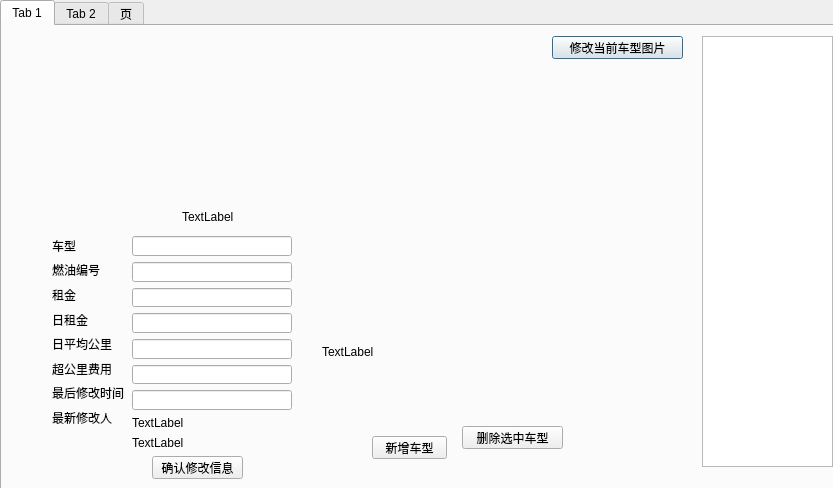
Before: the Qt Designer form admin.ui in TommyLee96/car-rent, drawn with Qt 5.
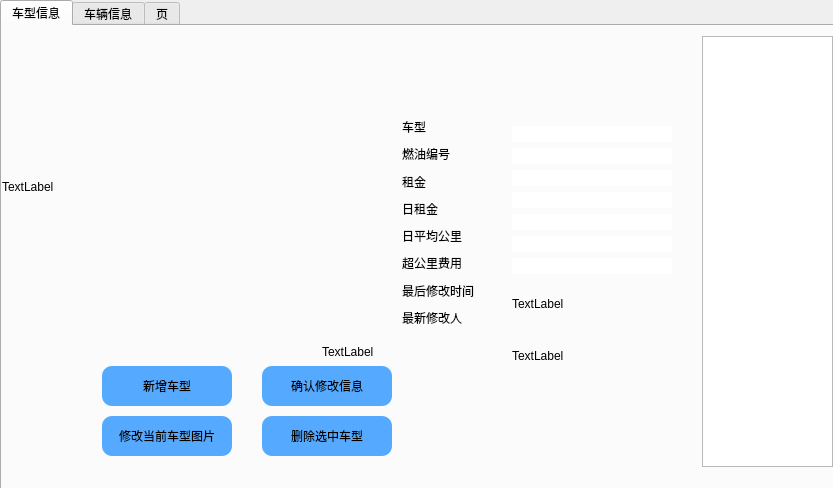
After: the same form once the commit is applied. The open tabs and pages were chosen to show the change.

Patch:
```diff
--- a/admin.ui
+++ b/admin.ui
@@ -27,7 +27,7 @@
    </property>
    <widget class="QWidget" name="tab">
     <attribute name="title">
-     <string>Tab 1</string>
+     <string>车型信息</string>
     </attribute>
     <widget class="QTableView" name="tableView_2">
      <property name="geometry">
@@ -55,15 +55,18 @@
     <widget class="QWidget" name="verticalLayoutWidget">
      <property name="geometry">
       <rect>
-       <x>50</x>
-       <y>210</y>
-       <width>74</width>
-       <height>191</height>
+       <x>400</x>
+       <y>90</y>
+       <width>101</width>
+       <height>212</height>
       </rect>
      </property>
      <layout class="QVBoxLayout" name="verticalLayout">
       <item>
        <widget class="QLabel" name="label_5">
+        <property name="styleSheet">
+         <string notr="true">font: 12pt &quot;微软雅黑&quot;;</string>
+        </property>
         <property name="text">
          <string>车型</string>
         </property>
@@ -71,6 +74,9 @@
       </item>
       <item>
        <widget class="QLabel" name="label_6">
+        <property name="styleSheet">
+         <string notr="true">font: 12pt &quot;微软雅黑&quot;;</string>
+        </property>
         <property name="text">
          <string>燃油编号</string>
         </property>
@@ -78,6 +84,9 @@
       </item>
       <item>
        <widget class="QLabel" name="label_7">
+        <property name="styleSheet">
+         <string notr="true">font: 12pt &quot;微软雅黑&quot;;</string>
+        </property>
         <property name="text">
          <string>租金</string>
         </property>
@@ -85,6 +94,9 @@
       </item>
       <item>
        <widget class="QLabel" name="label_9">
+        <property name="styleSheet">
+         <string notr="true">font: 12pt &quot;微软雅黑&quot;;</string>
+        </property>
         <property name="text">
          <string>日租金</string>
         </property>
@@ -92,6 +104,9 @@
       </item>
       <item>
        <widget class="QLabel" name="label_10">
+        <property name="styleSheet">
+         <string notr="true">font: 12pt &quot;微软雅黑&quot;;</string>
+        </property>
         <property name="text">
          <string>日平均公里</string>
         </property>
@@ -99,6 +114,9 @@
       </item>
       <item>
        <widget class="QLabel" name="label_8">
+        <property name="styleSheet">
+         <string notr="true">font: 12pt &quot;微软雅黑&quot;;</string>
+        </property>
         <property name="text">
          <string>超公里费用</string>
         </property>
@@ -106,6 +124,9 @@
       </item>
       <item>
        <widget class="QLabel" name="label_12">
+        <property name="styleSheet">
+         <string notr="true">font: 12pt &quot;微软雅黑&quot;;</string>
+        </property>
         <property name="text">
          <string>最后修改时间</string>
         </property>
@@ -113,6 +134,9 @@
       </item>
       <item>
        <widget class="QLabel" name="label_11">
+        <property name="styleSheet">
+         <string notr="true">font: 12pt &quot;微软雅黑&quot;;</string>
+        </property>
         <property name="text">
          <string>最新修改人</string>
         </property>
@@ -123,47 +147,151 @@
     <widget class="QWidget" name="gridLayoutWidget">
      <property name="geometry">
       <rect>
-       <x>130</x>
-       <y>210</y>
+       <x>510</x>
+       <y>100</y>
        <width>160</width>
-       <height>214</height>
+       <height>253</height>
       </rect>
      </property>
      <layout class="QGridLayout" name="gridLayout">
       <item row="3" column="0">
-       <widget class="QLineEdit" name="lineEdit_3"/>
+       <widget class="QLineEdit" name="lineEdit_3">
+        <property name="styleSheet">
+         <string notr="true">
+       border-style: solid; 
+       background: transparent;  
+       background-color:#FFFFFF; 
+         
+
+
+ 
+  font: 12pt &quot;微软雅黑&quot;;
+        
+        border-radius: 10px;  </string>
+        </property>
+       </widget>
       </item>
       <item row="0" column="0">
-       <widget class="QLineEdit" name="lineEdit"/>
+       <widget class="QLineEdit" name="lineEdit">
+        <property name="styleSheet">
+         <string notr="true">
+       border-style: solid; 
+       background: transparent;  
+       background-color:#FFFFFF; 
+         
+
+
+ 
+  font: 12pt &quot;微软雅黑&quot;;
+        
+        border-radius: 10px;  </string>
+        </property>
+       </widget>
       </item>
       <item row="1" column="0">
-       <widget class="QLineEdit" name="lineEdit_2"/>
+       <widget class="QLineEdit" name="lineEdit_2">
+        <property name="styleSheet">
+         <string notr="true">
+       border-style: solid; 
+       background: transparent;  
+       background-color:#FFFFFF; 
+         
+
+
+ 
+  font: 12pt &quot;微软雅黑&quot;;
+        
+        border-radius: 10px;  </string>
+        </property>
+       </widget>
       </item>
       <item row="6" column="0">
-       <widget class="QLineEdit" name="lineEdit_6"/>
+       <widget class="QLineEdit" name="lineEdit_6">
+        <property name="styleSheet">
+         <string notr="true">
+       border-style: solid; 
+       background: transparent;  
+       background-color:#FFFFFF; 
+         
+
+
+ 
+  font: 12pt &quot;微软雅黑&quot;;
+        
+        border-radius: 10px;  </string>
+        </property>
+       </widget>
       </item>
       <item row="8" column="0">
        <widget class="QLabel" name="label_3">
+        <property name="styleSheet">
+         <string notr="true">font: 12pt &quot;微软雅黑&quot;;</string>
+        </property>
         <property name="text">
          <string>TextLabel</string>
         </property>
        </widget>
       </item>
       <item row="4" column="0">
-       <widget class="QLineEdit" name="lineEdit_4"/>
+       <widget class="QLineEdit" name="lineEdit_4">
+        <property name="styleSheet">
+         <string notr="true">
+       border-style: solid; 
+       background: transparent;  
+       background-color:#FFFFFF; 
+         
+
+
+ 
+  font: 12pt &quot;微软雅黑&quot;;
+        
+        border-radius: 10px;  </string>
+        </property>
+       </widget>
       </item>
       <item row="5" column="0">
-       <widget class="QLineEdit" name="lineEdit_5"/>
+       <widget class="QLineEdit" name="lineEdit_5">
+        <property name="styleSheet">
+         <string notr="true">
+       border-style: solid; 
+       background: transparent;  
+       background-color:#FFFFFF; 
+         
+
+
+ 
+  font: 12pt &quot;微软雅黑&quot;;
+        
+        border-radius: 10px;  </string>
+        </property>
+       </widget>
       </item>
       <item row="9" column="0">
        <widget class="QLabel" name="label_4">
+        <property name="styleSheet">
+         <string notr="true">font: 12pt &quot;微软雅黑&quot;;</string>
+        </property>
         <property name="text">
          <string>TextLabel</string>
         </property>
        </widget>
       </item>
       <item row="7" column="0">
-       <widget class="QLineEdit" name="lineEdit_7"/>
+       <widget class="QLineEdit" name="lineEdit_7">
+        <property name="styleSheet">
+         <string notr="true">
+       border-style: solid; 
+       background: transparent;  
+       background-color:#FFFFFF; 
+         
+
+
+ 
+  font: 12pt &quot;微软雅黑&quot;;
+        
+        border-radius: 10px;  </string>
+        </property>
+       </widget>
       </item>
      </layout>
      <zorder>lineEdit</zorder>
@@ -179,8 +307,8 @@
     <widget class="QLabel" name="label_2">
      <property name="geometry">
       <rect>
-       <x>180</x>
-       <y>40</y>
+       <x>0</x>
+       <y>10</y>
        <width>461</width>
        <height>301</height>
       </rect>
@@ -192,12 +320,21 @@
     <widget class="QPushButton" name="pushButton">
      <property name="geometry">
       <rect>
-       <x>550</x>
-       <y>10</y>
-       <width>131</width>
-       <height>23</height>
+       <x>100</x>
+       <y>390</y>
+       <width>130</width>
+       <height>40</height>
       </rect>
      </property>
+     <property name="styleSheet">
+      <string notr="true"> border-style:solid;  
+       background: transparent;  
+       background-color: rgb(85, 170, 255); 
+         font: 12pt &quot;微软雅黑&quot;;
+        
+        border-radius: 10px;  
+</string>
+     </property>
      <property name="text">
       <string>修改当前车型图片</string>
      </property>
@@ -205,42 +342,69 @@
     <widget class="QPushButton" name="pushButton_2">
      <property name="geometry">
       <rect>
-       <x>150</x>
-       <y>430</y>
-       <width>91</width>
-       <height>23</height>
+       <x>260</x>
+       <y>340</y>
+       <width>130</width>
+       <height>40</height>
       </rect>
      </property>
+     <property name="styleSheet">
+      <string notr="true"> border-style:solid;  
+       background: transparent;  
+       background-color: rgb(85, 170, 255); 
+         font: 12pt &quot;微软雅黑&quot;;
+        
+        border-radius: 10px;  
+</string>
+     </property>
      <property name="text">
       <string>确认修改信息</string>
      </property>
     </widget>
-    <widget class="QPushButton" name="pushButton_3">
-     <property name="geometry">
-      <rect>
-       <x>370</x>
-       <y>410</y>
-       <width>75</width>
-       <height>23</height>
-      </rect>
-     </property>
-     <property name="text">
-      <string>新增车型</string>
-     </property>
-    </widget>
     <widget class="QPushButton" name="pushButton_5">
      <property name="geometry">
       <rect>
-       <x>460</x>
-       <y>400</y>
-       <width>101</width>
-       <height>23</height>
+       <x>260</x>
+       <y>390</y>
+       <width>130</width>
+       <height>40</height>
       </rect>
      </property>
+     <property name="styleSheet">
+      <string notr="true"> border-style:solid;  
+       background: transparent;  
+       background-color: rgb(85, 170, 255); 
+         font: 12pt &quot;微软雅黑&quot;;
+        
+        border-radius: 10px;  
+</string>
+     </property>
      <property name="text">
       <string>删除选中车型</string>
      </property>
     </widget>
+    <widget class="QPushButton" name="pushButton_3">
+     <property name="geometry">
+      <rect>
+       <x>100</x>
+       <y>340</y>
+       <width>130</width>
+       <height>40</height>
+      </rect>
+     </property>
+     <property name="styleSheet">
+      <string notr="true"> border-style:solid;  
+       background: transparent;  
+       background-color: rgb(85, 170, 255); 
+         font: 12pt &quot;微软雅黑&quot;;
+        
+        border-radius: 10px;  
+</string>
+     </property>
+     <property name="text">
+      <string>新增车型</string>
+     </property>
+    </widget>
     <zorder>label_2</zorder>
     <zorder>tableView_2</zorder>
     <zorder>label</zorder>
@@ -253,7 +417,7 @@
    </widget>
    <widget class="QWidget" name="tab_2">
     <attribute name="title">
-     <string>Tab 2</string>
+     <string>车辆信息</string>
     </attribute>
     <widget class="QTableView" name="tableView">
      <property name="geometry">
```
Left out of the diff: 26 changed lines with no effect on the pictures.
